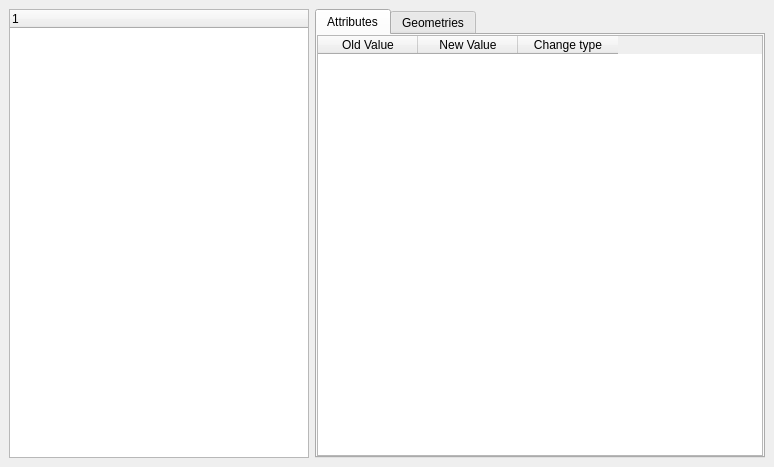
This is kart/gui/diffviewerwidget.ui in koordinates/kart-qgis-plugin as Qt 5 draws it before an edit. The edited form follows.
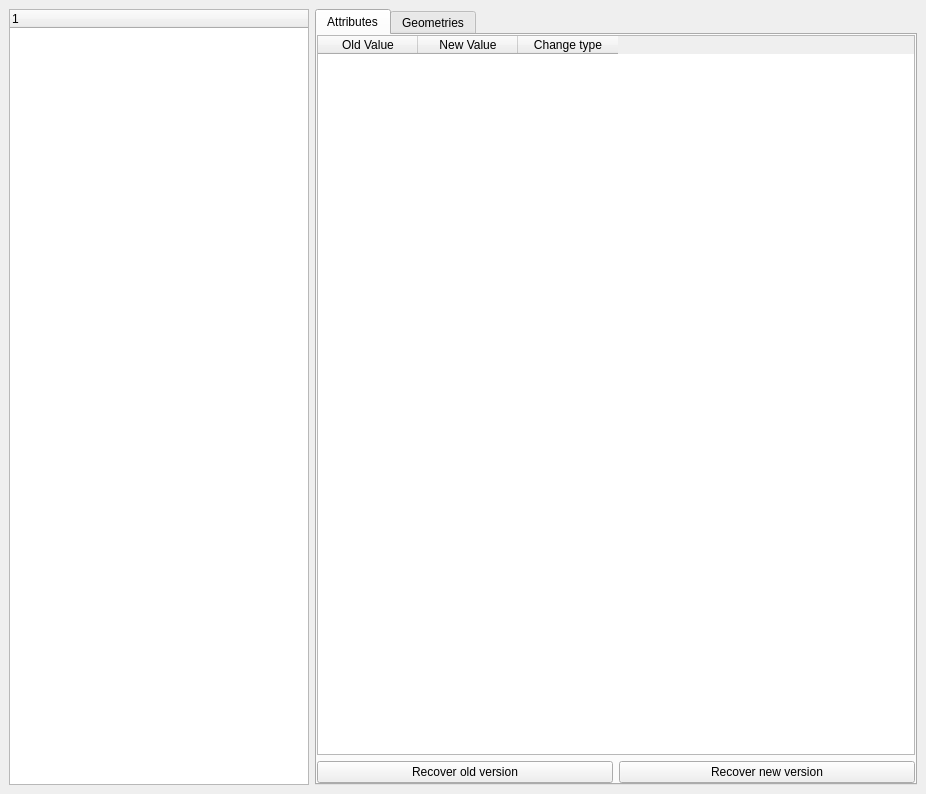
This is the edited form.

Commit message: added functionality to recover feature version from diff viewer

```diff
--- a/kart/gui/diffviewerwidget.ui
+++ b/kart/gui/diffviewerwidget.ui
@@ -6,8 +6,8 @@
    <rect>
     <x>0</x>
     <y>0</y>
-    <width>774</width>
-    <height>467</height>
+    <width>926</width>
+    <height>794</height>
    </rect>
   </property>
   <property name="windowTitle">
@@ -28,9 +28,7 @@
    </property>
    <item>
     <widget class="QWidget" name="widget_2" native="true">
-     <layout class="QVBoxLayout" name="verticalLayout_3">
-      <item>
-       <layout class="QHBoxLayout" name="horizontalLayout_3">
+     <layout class="QHBoxLayout" name="horizontalLayout_2">
         <item>
          <widget class="QTreeWidget" name="featuresTree">
           <property name="minimumSize">
@@ -53,6 +51,8 @@
          </widget>
         </item>
         <item>
+       <layout class="QVBoxLayout" name="verticalLayout_3">
+        <item>
          <widget class="QTabWidget" name="tabWidget">
           <property name="currentIndex">
            <number>0</number>
@@ -99,6 +99,24 @@
               </column>
              </widget>
             </item>
+            <item>
+             <layout class="QHBoxLayout" name="horizontalLayout">
+              <item>
+               <widget class="QPushButton" name="btnRecoverOldVersion">
+                <property name="text">
+                 <string>Recover old version</string>
+                </property>
+               </widget>
+              </item>
+              <item>
+               <widget class="QPushButton" name="btnRecoverNewVersion">
+                <property name="text">
+                 <string>Recover new version</string>
+                </property>
+               </widget>
+              </item>
+             </layout>
+            </item>
            </layout>
           </widget>
           <widget class="QWidget" name="tabGeometries">
```
Lines whose indentation alone changed are shown as unchanged. The commit also changes 4 other files.
